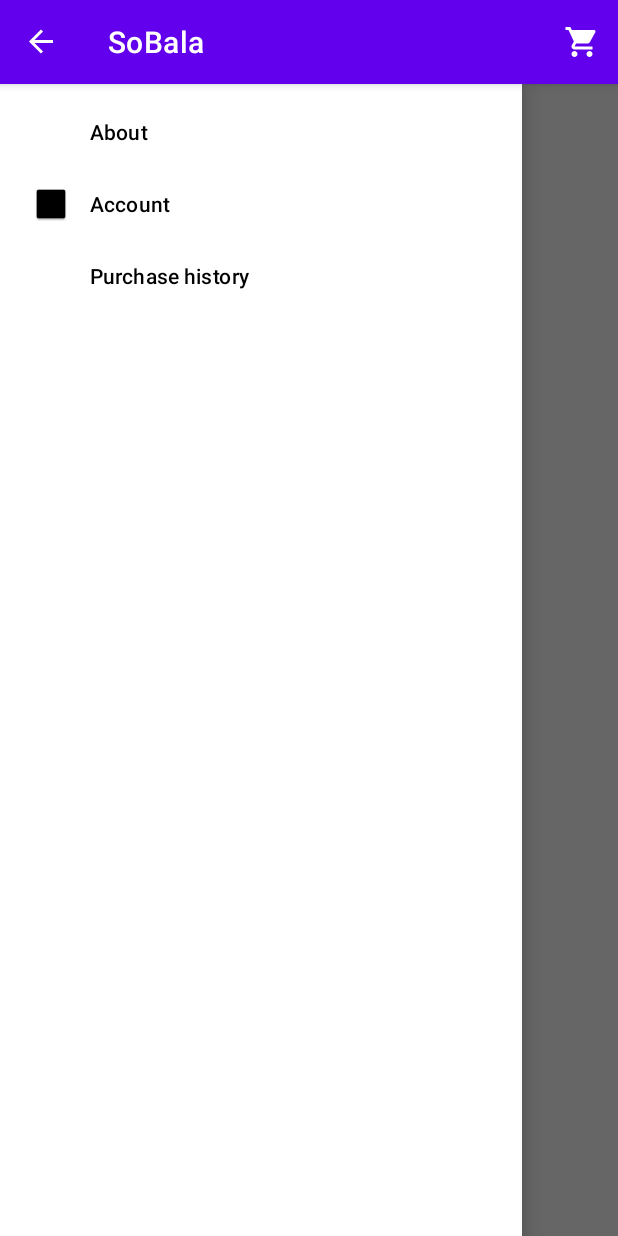
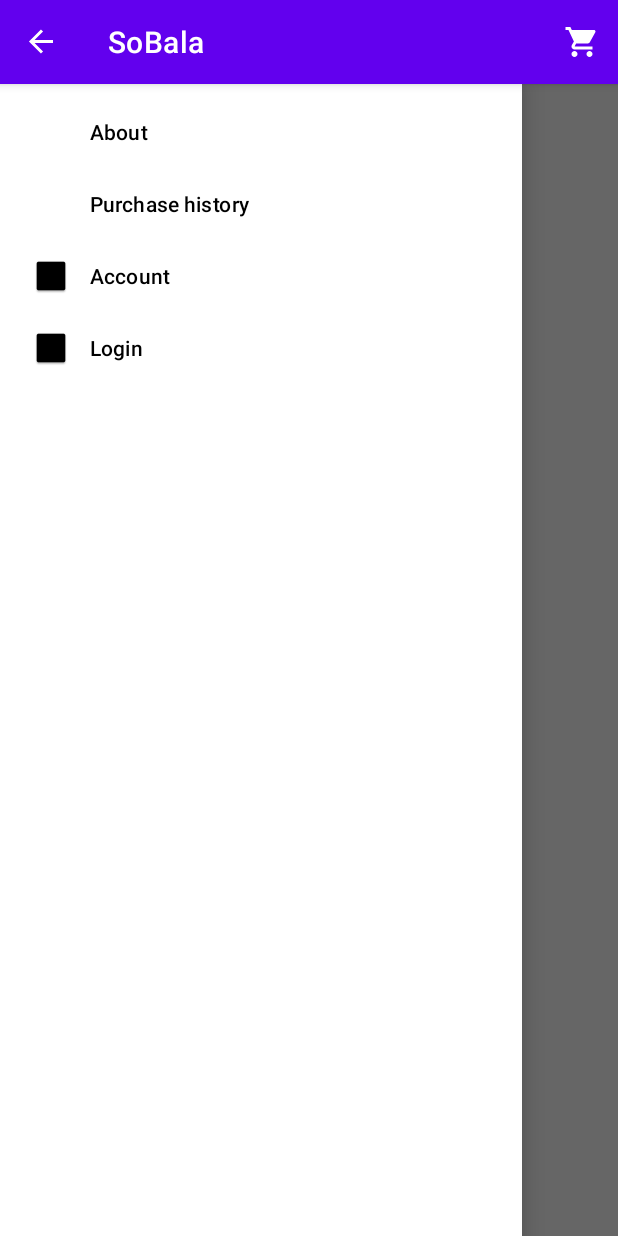
Before and after one commit to FelipeNishino/MobileECommerce, an Android app: the screen it shows after launch (ListProductsActivity), with the side drawer open, on a phone screen of 412 x 824 dp. Run offline under Robolectric (Android 15) with nearby library versions, the phone set to English and light mode, and no system bars; our stand-ins replace Firebase (no records; nobody signed in at launch, a user with empty details on screens opened directly), Picasso; libraries missing offline, so code that uses them is left out: com.firebase.ui; pictures from the network do not load.

Commit message:
feat: add login and register

```diff
--- a/SoBala/app/build.gradle
+++ b/SoBala/app/build.gradle
@@ -52,11 +52,14 @@ dependencies {
     implementation 'androidx.constraintlayout:constraintlayout:2.0.4'
     implementation 'com.google.firebase:firebase-database:19.2.1'
     implementation 'com.google.firebase:firebase-auth:19.2.0'
+    implementation 'com.firebaseui:firebase-ui-auth:6.4.0'
     implementation 'com.squareup.retrofit2:retrofit:2.9.0'
     implementation 'com.squareup.retrofit2:converter-gson:2.9.0'
     implementation 'androidx.room:room-runtime:2.4.0-alpha02'
     implementation 'androidx.cardview:cardview:1.0.0'
     implementation 'com.squareup.picasso:picasso:2.71828'
+    implementation platform('com.google.firebase:firebase-bom:28.0.1')
+    implementation 'com.google.firebase:firebase-analytics-ktx'
     testImplementation 'junit:junit:4.+'
     androidTestImplementation 'androidx.test.ext:junit:1.1.2'
     androidTestImplementation 'androidx.test.espresso:espresso-core:3.3.0'
--- a/SoBala/app/src/main/java/com/felipenishino/sobala/activities/DetalheProdutoActivity.kt
+++ b/SoBala/app/src/main/java/com/felipenishino/sobala/activities/DetalheProdutoActivity.kt
@@ -8,6 +8,7 @@ import android.view.MenuItem
 import com.felipenishino.sobala.R
 import com.felipenishino.sobala.databinding.ActivityDetalheProdutoBinding
 import com.felipenishino.sobala.model.Product
+import com.felipenishino.sobala.utils.getCurrentUser
 import com.squareup.picasso.Picasso
 
 class DetalheProdutoActivity : AppCompatActivity() {
--- a/SoBala/app/src/main/java/com/felipenishino/sobala/activities/ListProductsActivity.kt
+++ b/SoBala/app/src/main/java/com/felipenishino/sobala/activities/ListProductsActivity.kt
@@ -1,17 +1,21 @@
 package com.felipenishino.sobala.activities
 
+import android.app.Activity
 import android.content.Intent
-import androidx.appcompat.app.AppCompatActivity
 import android.os.Bundle
 import android.util.Log
 import android.view.Menu
 import android.view.MenuItem
 import androidx.appcompat.app.ActionBarDrawerToggle
+import androidx.appcompat.app.AppCompatActivity
 import com.felipenishino.sobala.R
 import com.felipenishino.sobala.databinding.ActivityListProductsBinding
 import com.felipenishino.sobala.databinding.ProductCardBinding
 import com.felipenishino.sobala.db.ProdutoService
 import com.felipenishino.sobala.model.Product
+import com.felipenishino.sobala.utils.getCurrentUser
+import com.firebase.ui.auth.AuthUI
+import com.google.android.material.navigation.NavigationView
 import com.squareup.picasso.Picasso
 import okhttp3.OkHttpClient
 import retrofit2.Call
@@ -20,6 +24,7 @@ import retrofit2.Response
 import retrofit2.Retrofit
 import retrofit2.converter.gson.GsonConverterFactory
 import java.util.concurrent.TimeUnit
+
 
 class ListProductsActivity : AppCompatActivity() {
     lateinit var binding: ActivityListProductsBinding
@@ -57,6 +62,17 @@ class ListProductsActivity : AppCompatActivity() {
                     startActivity(i)
                     true
                 }
+                R.id.login -> {
+                    val providers = arrayListOf(AuthUI.IdpConfig.EmailBuilder().build())
+
+                    val intent = AuthUI.getInstance()
+                        .createSignInIntentBuilder()
+                        .setAvailableProviders(providers)
+                        .build()
+
+                    startActivityForResult(intent, 1)
+                    true
+                }
                 else -> {
                     Log.d("navitemselected", "Error, no valid id found.")
                     false
@@ -68,6 +84,8 @@ class ListProductsActivity : AppCompatActivity() {
     }
 
     override fun onCreateOptionsMenu(menu: Menu?): Boolean {
+        updateMenu(menu)
+
         menuInflater.inflate(R.menu.menu, menu)
         return super.onCreateOptionsMenu(menu)
     }
@@ -190,4 +208,22 @@ class ListProductsActivity : AppCompatActivity() {
         super.onResume()
         refreshProducts()
     }
+
+    private fun updateMenu(menu: Menu?) {
+        val isAuthenticated = getCurrentUser() != null
+        menu?.findItem(R.id.account)?.isVisible = isAuthenticated
+        menu?.findItem(R.id.purchaseHistory)?.isVisible = isAuthenticated
+        menu?.findItem(R.id.login)?.isVisible = !isAuthenticated
+    }
+
+    override fun onActivityResult(requestCode: Int, resultCode: Int, data: Intent?) {
+        super.onActivityResult(requestCode, resultCode, data)
+
+        if (requestCode == 1) {
+            if (resultCode == Activity.RESULT_OK) {
+                val navigationView = findViewById<NavigationView>(R.id.navigationView)
+                updateMenu(navigationView.menu)
+            }
+        }
+    }
 }
--- /dev/null
+++ b/SoBala/app/src/main/java/com/felipenishino/sobala/utils/Utils.kt
@@ -0,0 +1,8 @@
+package com.felipenishino.sobala.utils
+
+import com.google.firebase.auth.FirebaseAuth
+import com.google.firebase.auth.FirebaseUser
+
+fun getCurrentUser(): FirebaseUser? {
+    return FirebaseAuth.getInstance().currentUser
+}
--- a/SoBala/app/src/main/res/menu/navigation_menu.xml
+++ b/SoBala/app/src/main/res/menu/navigation_menu.xml
@@ -2,15 +2,20 @@
 <menu xmlns:android="http://schemas.android.com/apk/res/android">
 
     <group android:checkableBehavior="single">
+
         <item
             android:id="@+id/about"
             android:title="About" />
+        <item
+            android:id="@+id/purchaseHistory"
+            android:title="Purchase history" />
         <item
             android:id="@+id/account"
             android:icon="@drawable/common_google_signin_btn_icon_dark_normal"
             android:title="Account" />
         <item
-            android:id="@+id/purchaseHistory"
-            android:title="Purchase history" />
+            android:id="@+id/login"
+            android:icon="@drawable/common_google_signin_btn_icon_dark_normal"
+            android:title="Login"/>
     </group>
 </menu>
--- a/SoBala/build.gradle
+++ b/SoBala/build.gradle
@@ -8,7 +8,7 @@ buildscript {
     dependencies {
         classpath "com.android.tools.build:gradle:4.1.2"
         classpath "org.jetbrains.kotlin:kotlin-gradle-plugin:$kotlin_version"
-        classpath 'com.google.gms:google-services:4.3.3'
+        classpath 'com.google.gms:google-services:4.3.8'
 
         // NOTE: Do not place your application dependencies here; they belong
         // in the individual module build.gradle files
```
Also changed, not shown: 1 other file.
